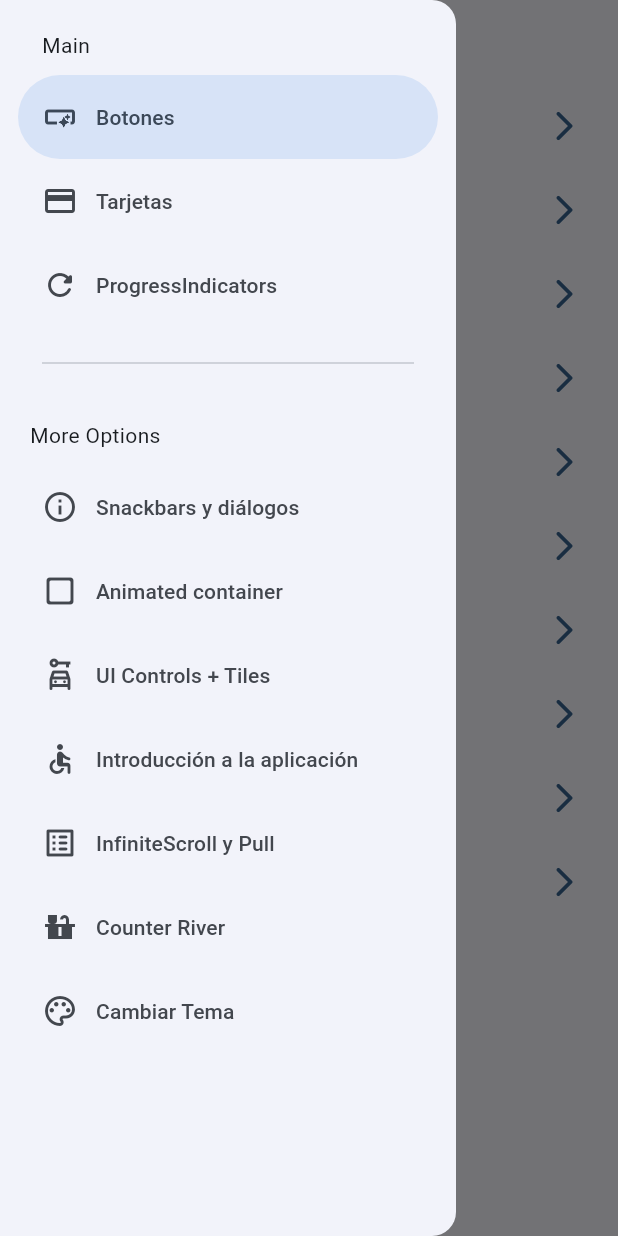
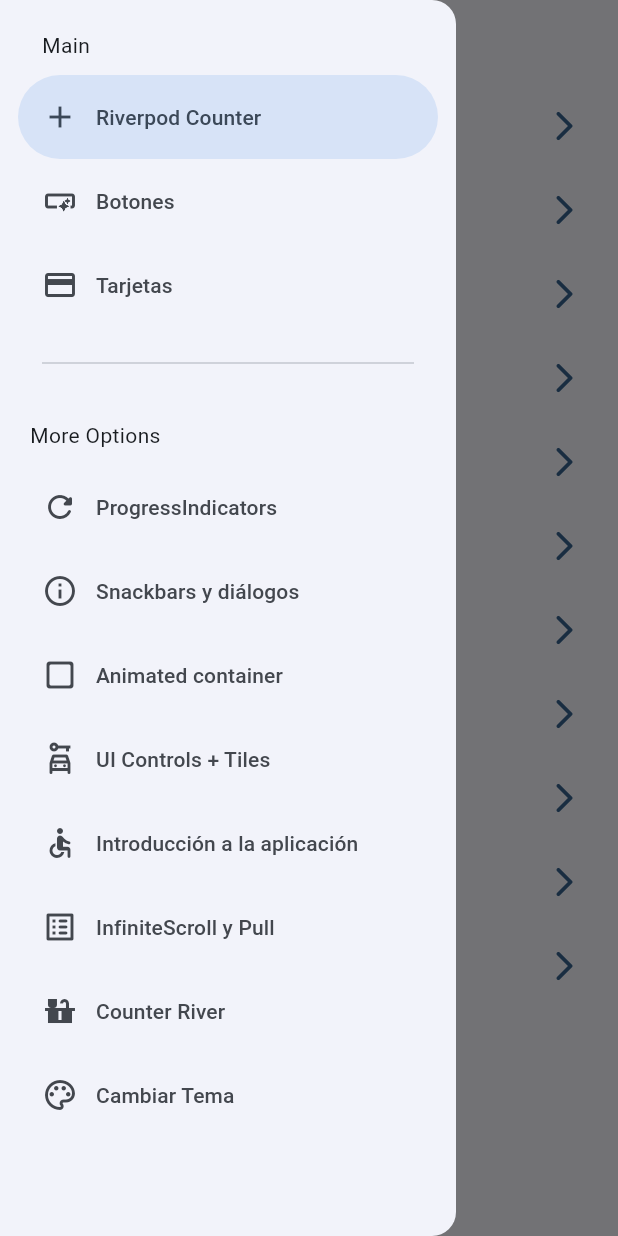
Before and after one commit to EduardoSTL/widget_y_formatos_parte2, a Flutter app: the screen it shows after launch, with the side drawer open, on a phone screen of 412 x 824 dp. Run offline on Flutter 3.47's test engine with Material 2 defaults, Android fonts, the phone set to English and light mode, and no system bars; our stand-ins replace animate_do, flutter_riverpod, go_router, riverpod.

```diff
--- a/lib/config/menu/menu_items.dart
+++ b/lib/config/menu/menu_items.dart
@@ -17,6 +17,14 @@ class MenuItem{
 //* opciones de la vista home:
 //* lista de menus:
 const appMenuItems = <MenuItem>[
+
+  MenuItem(
+    title: 'Riverpod Counter',
+    subTitle: 'Introduccion a Riverpod',
+    link: '/counter_river',
+     icon: Icons.add
+    ),
+
 
   MenuItem(
     title: 'Botones',
--- a/lib/config/theme/app_theme.dart
+++ b/lib/config/theme/app_theme.dart
@@ -26,10 +26,11 @@ class AppTheme{
 
   ThemeData getTheme() => ThemeData(
     useMaterial3: true,
-    colorSchemeSeed:  colorList[selectedColor],
+    brightness: isDarkmode ? Brightness.dark : Brightness.light,
+    colorSchemeSeed: colorList[ selectedColor ],
     appBarTheme: const AppBarTheme(
       centerTitle: false
-    )
+    ),
   );
 
   AppTheme copyWith({
--- a/lib/presentation/screens/counter/counter_screen.dart
+++ b/lib/presentation/screens/counter/counter_screen.dart
@@ -12,7 +12,7 @@ class CounterScreen extends ConsumerWidget{
   @override
   Widget build (BuildContext context, WidgetRef ref){
     final int clickCounter = ref.watch(counterProvider);
-    final bool isDarkmode = ref.watch ( isDarkmodeProvider);
+    final bool isDarkmode = ref.watch( isDarkmodeProvider);
 
     return Scaffold(
       appBar: AppBar(
```
Also changed, not shown: lib/presentation/screens/themecharger/theme_charger_screen.dart (+2 -5 lines).
